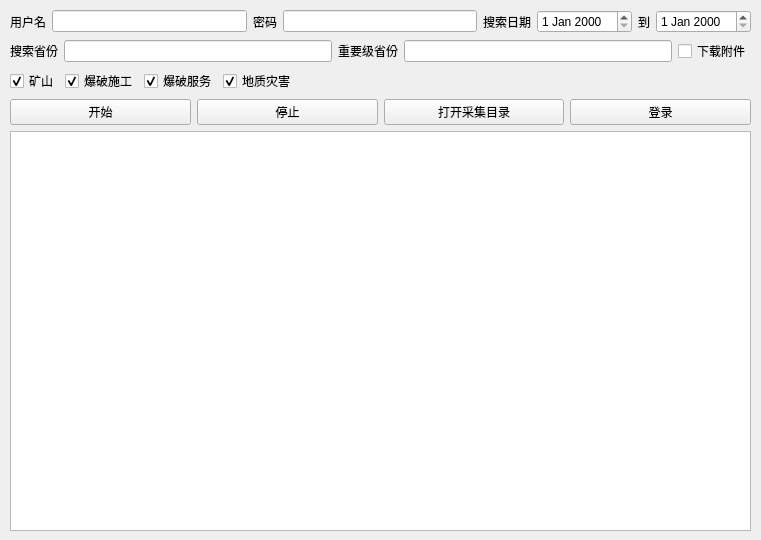
Old version of the form main/mainwindow.ui in the repository kinglon/zhaobiao.
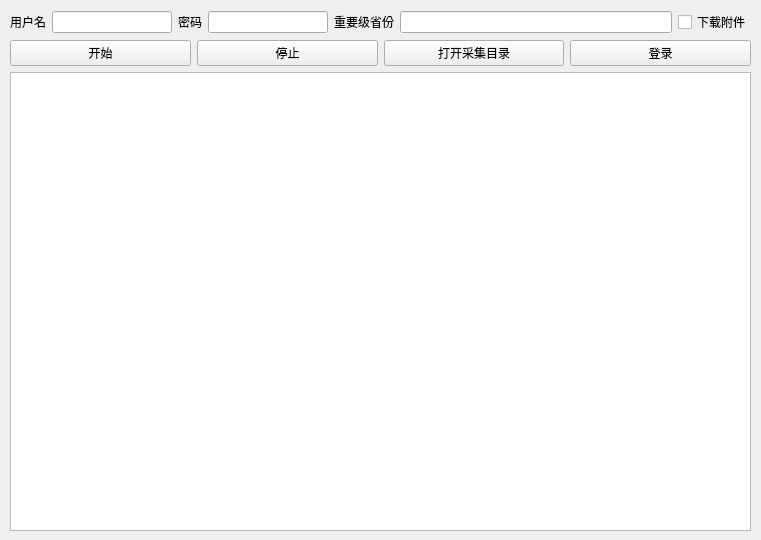
New version of the form.

Diff of the .ui file:
```diff
--- a/main/mainwindow.ui
+++ b/main/mainwindow.ui
@@ -34,7 +34,26 @@
         </widget>
        </item>
        <item>
-        <widget class="QLineEdit" name="lineEditUserName"/>
+        <widget class="QLineEdit" name="lineEditUserName">
+         <property name="sizePolicy">
+          <sizepolicy hsizetype="Fixed" vsizetype="Fixed">
+           <horstretch>0</horstretch>
+           <verstretch>0</verstretch>
+          </sizepolicy>
+         </property>
+         <property name="minimumSize">
+          <size>
+           <width>120</width>
+           <height>0</height>
+          </size>
+         </property>
+         <property name="maximumSize">
+          <size>
+           <width>120</width>
+           <height>16777215</height>
+          </size>
+         </property>
+        </widget>
        </item>
        <item>
         <widget class="QLabel" name="label_5">
@@ -44,42 +63,27 @@
         </widget>
        </item>
        <item>
-        <widget class="QLineEdit" name="lineEditPassword"/>
-       </item>
-       <item>
-        <widget class="QLabel" name="label_6">
-         <property name="text">
-          <string>搜索日期</string>
+        <widget class="QLineEdit" name="lineEditPassword">
+         <property name="sizePolicy">
+          <sizepolicy hsizetype="Fixed" vsizetype="Fixed">
+           <horstretch>0</horstretch>
+           <verstretch>0</verstretch>
+          </sizepolicy>
          </property>
-        </widget>
-       </item>
-       <item>
-        <widget class="QDateEdit" name="dateEditSearchBegin"/>
-       </item>
-       <item>
-        <widget class="QLabel" name="label_7">
-         <property name="text">
-          <string>到</string>
+         <property name="minimumSize">
+          <size>
+           <width>120</width>
+           <height>0</height>
+          </size>
          </property>
-        </widget>
-       </item>
-       <item>
-        <widget class="QDateEdit" name="dateEditSearchEnd"/>
-       </item>
-      </layout>
-     </item>
-     <item>
-      <layout class="QHBoxLayout" name="horizontalLayout_2">
-       <item>
-        <widget class="QLabel" name="label_8">
-         <property name="text">
-          <string>搜索省份</string>
+         <property name="maximumSize">
+          <size>
+           <width>120</width>
+           <height>16777215</height>
+          </size>
          </property>
         </widget>
        </item>
-       <item>
-        <widget class="QLineEdit" name="lineEditSearchProvince"/>
-       </item>
        <item>
         <widget class="QLabel" name="label_9">
          <property name="text">
@@ -92,6 +96,12 @@
        </item>
        <item>
         <widget class="QCheckBox" name="checkBoxDownloadAttachment">
+         <property name="sizePolicy">
+          <sizepolicy hsizetype="Preferred" vsizetype="Fixed">
+           <horstretch>0</horstretch>
+           <verstretch>0</verstretch>
+          </sizepolicy>
+         </property>
          <property name="text">
           <string>下载附件</string>
          </property>
@@ -99,60 +109,6 @@
        </item>
       </layout>
      </item>
-     <item>
-      <layout class="QHBoxLayout" name="horizontalLayout">
-       <item>
-        <widget class="QCheckBox" name="checkBoxKuangShan">
-         <property name="text">
-          <string>矿山</string>
-         </property>
-         <property name="checked">
-          <bool>true</bool>
-         </property>
-        </widget>
-       </item>
-       <item>
-        <widget class="QCheckBox" name="checkBoxBaoPoShiGong">
-         <property name="text">
-          <string>爆破施工</string>
-         </property>
-         <property name="checked">
-          <bool>true</bool>
-         </property>
-        </widget>
-       </item>
-       <item>
-        <widget class="QCheckBox" name="checkBoxBaoPoFuWu">
-         <property name="text">
-          <string>爆破服务</string>
-         </property>
-         <property name="checked">
-          <bool>true</bool>
-         </property>
-        </widget>
-       </item>
-       <item>
-        <widget class="QCheckBox" name="checkBoxDiZhiZaiHai">
-         <property name="text">
-          <string>地质灾害</string>
-         </property>
-         <property name="checked">
-          <bool>true</bool>
-         </property>
-        </widget>
-       </item>
-       <item>
-        <widget class="QWidget" name="widget" native="true">
-         <property name="sizePolicy">
-          <sizepolicy hsizetype="Expanding" vsizetype="Preferred">
-           <horstretch>0</horstretch>
-           <verstretch>0</verstretch>
-          </sizepolicy>
-         </property>
-        </widget>
-       </item>
-      </layout>
-     </item>
      <item>
       <layout class="QHBoxLayout" name="horizontalLayout_4">
        <item>
```
